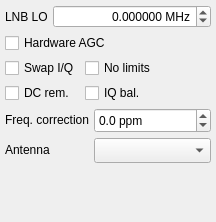
Qt form src/qtgui/dockinputctl.ui (gqrx-sdr/gqrx) before a commit.
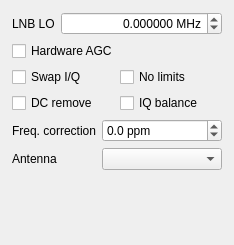
The same form after that commit. Icons and pictures are not drawn.

Commit message: Improve layout of input control widgets (#98).

Patch:
```diff
--- a/src/qtgui/dockinputctl.ui
+++ b/src/qtgui/dockinputctl.ui
@@ -6,14 +6,14 @@
    <rect>
     <x>0</x>
     <y>0</y>
-    <width>216</width>
-    <height>222</height>
+    <width>234</width>
+    <height>245</height>
    </rect>
   </property>
   <property name="minimumSize">
    <size>
-    <width>216</width>
-    <height>222</height>
+    <width>234</width>
+    <height>229</height>
    </size>
   </property>
   <property name="windowIcon">
@@ -32,19 +32,19 @@
   <widget class="QWidget" name="dockWidgetContents">
    <layout class="QVBoxLayout" name="verticalLayout">
     <property name="spacing">
-     <number>5</number>
+     <number>-1</number>
     </property>
     <property name="leftMargin">
-     <number>5</number>
+     <number>12</number>
     </property>
     <property name="topMargin">
-     <number>5</number>
+     <number>12</number>
     </property>
     <property name="rightMargin">
-     <number>5</number>
+     <number>12</number>
     </property>
     <property name="bottomMargin">
-     <number>5</number>
+     <number>12</number>
     </property>
     <item>
      <layout class="QHBoxLayout" name="horizontalLayout">
@@ -106,7 +106,7 @@
      </layout>
     </item>
     <item>
-     <layout class="QFormLayout" name="formLayout_2">
+     <layout class="QGridLayout" name="gridLayout">
       <item row="0" column="0">
        <widget class="QCheckBox" name="iqSwapButton">
         <property name="toolTip">
@@ -136,7 +136,7 @@
          <string>Enable automatic DC removal</string>
         </property>
         <property name="text">
-         <string>DC rem.</string>
+         <string>DC remove</string>
         </property>
        </widget>
       </item>
@@ -146,7 +146,7 @@
          <string>Enable automatic I/Q balance (requires gr-iqbal component)</string>
         </property>
         <property name="text">
-         <string>IQ bal.</string>
+         <string>IQ balance</string>
         </property>
        </widget>
       </item>
@@ -167,7 +167,7 @@
       <item row="0" column="1">
        <widget class="QDoubleSpinBox" name="freqCorrSpinBox">
         <property name="sizePolicy">
-         <sizepolicy hsizetype="Minimum" vsizetype="MinimumExpanding">
+         <sizepolicy hsizetype="MinimumExpanding" vsizetype="Minimum">
           <horstretch>0</horstretch>
           <verstretch>0</verstretch>
          </sizepolicy>
@@ -202,7 +202,7 @@
       <item row="1" column="1">
        <widget class="QComboBox" name="antSelector">
         <property name="sizePolicy">
-         <sizepolicy hsizetype="MinimumExpanding" vsizetype="MinimumExpanding">
+         <sizepolicy hsizetype="MinimumExpanding" vsizetype="Minimum">
           <horstretch>0</horstretch>
           <verstretch>0</verstretch>
          </sizepolicy>
```
